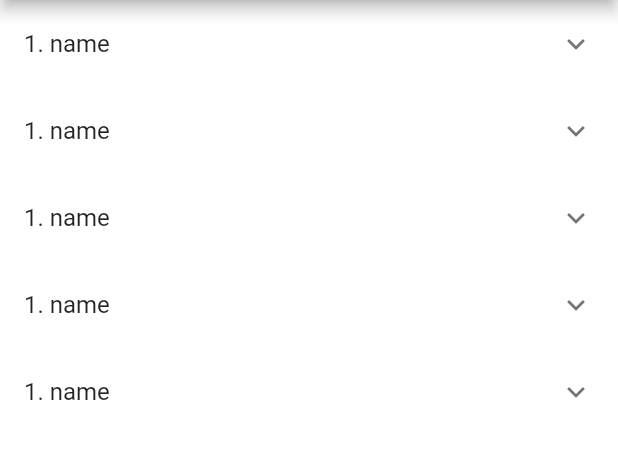
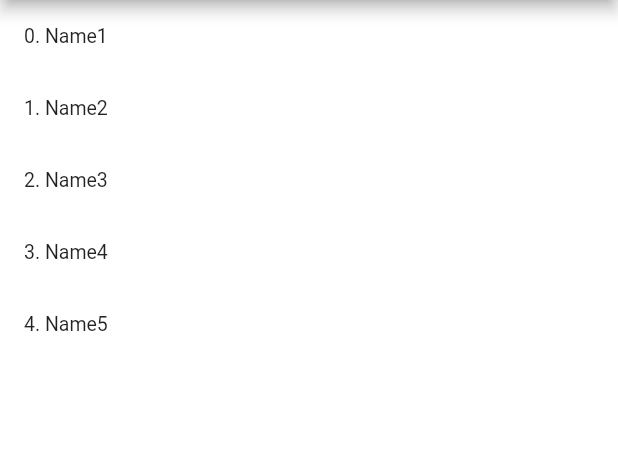
Before and after one commit to LaurenceOfValencia/quote-generator-app, a Flutter app: the screen it shows after launch, on a phone screen of 412 x 824 dp, the part 84-543 px from its top. Run offline on Flutter 3.47's test engine with Material 2 defaults, Android fonts, the phone set to English and light mode, and no system bars.

Commit message:
Revert "Get quote button added"
This reverts commit 6ecdfa18165f754c59a0e30fce5b263f207ceee0.

```diff
--- a/lib/main.dart
+++ b/lib/main.dart
@@ -1,5 +1,4 @@
 import 'package:flutter/material.dart';
-import 'dart:math';
 
 void main() {
   runApp(const MyApp());
@@ -29,44 +28,21 @@ class MyApp extends StatelessWidget {
   }
 }
 
-class HomePage extends StatefulWidget {
+class HomePage extends StatelessWidget {
   const HomePage({Key? key}) : super(key: key);
 
   @override
-  _HomePageState createState() => _HomePageState();
-}
-
-class _HomePageState extends State<HomePage> {
-  List<String> quotes = [
-    "Quote 1",
-    "Quote 2",
-    "Quote 3",
-  ];
-
-  @override
   Widget build(BuildContext context) {
-    return Stack(children: [
-      Column(
-        children: [
-          buildButton("name", 1),
-          buildButton("name", 1),
-          buildButton("name", 1),
-          buildButton("name", 1),
-          buildButton("name", 1),
-        ],
+    List<String> authorNames = ["Name1", "Name2", "Name3", "Name4", "Name5"];
+    return ListView(
+      children: List.generate(
+        5,
+        (index) => ListTile(
+          title: Text("$index. " + authorNames[index]),
+          dense: true,
+          onTap: () => buildText(context),
+        ),
       ),
-    ]);
+    );
   }
 }
-
-Widget buildButton(name, order) => ExpansionTile(
-      title: Text("$order. " + name),
-      children: [
-        ListTile(
-            trailing: Text('Generate Quote!'),
-            onTap: () => _showMyDialog() //print("quote should appear"),
-            )
-      ],
-    );
-
-//generateNewRand () => ;
```
